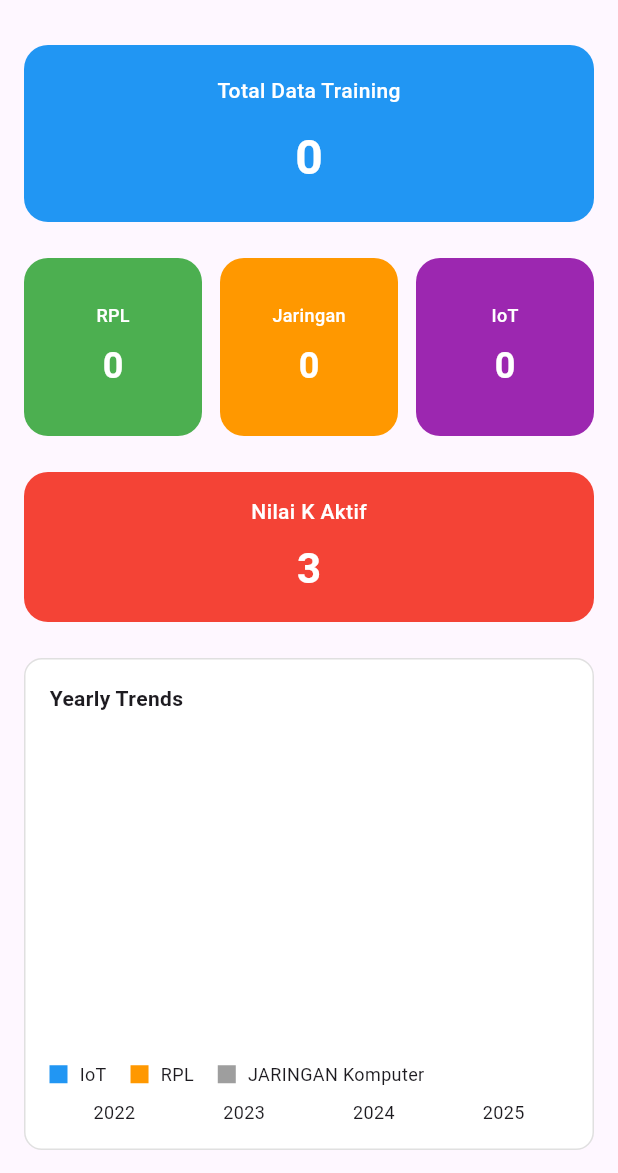
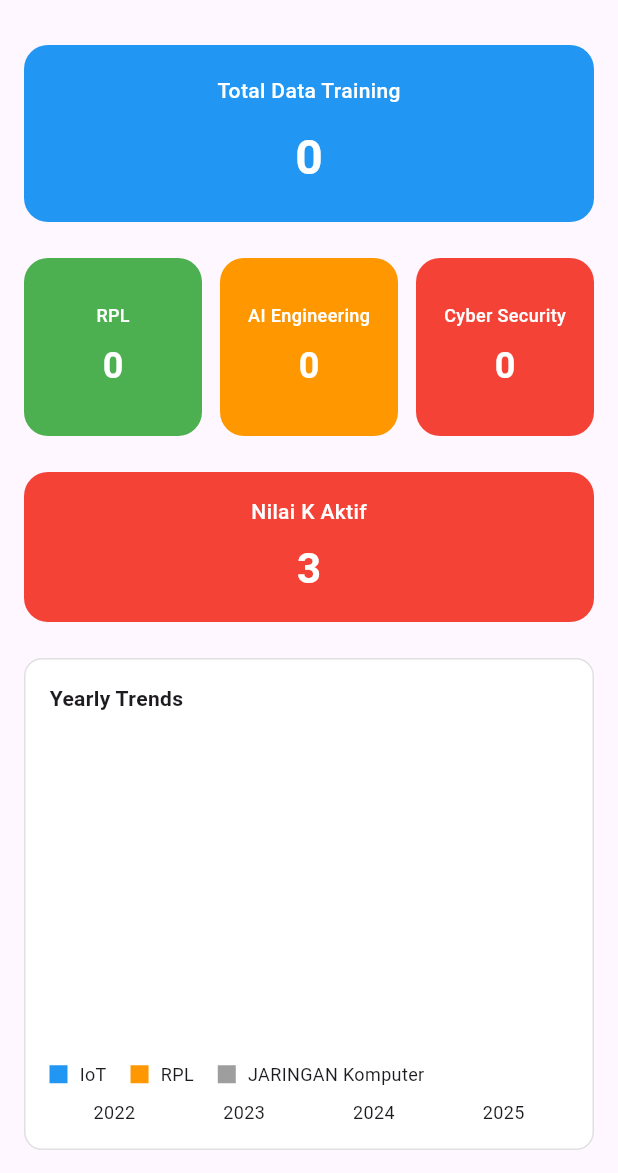
Before and after one commit to nopalPwaelah/SPK_bidang_minat, a Flutter app: the StatisticScreen screen opened directly, on a phone screen of 412 x 824 dp, the part 63-1236 px from its top. Run offline on Flutter 3.47's test engine with Material 3 defaults, Android fonts, the phone set to English and light mode, and no system bars; accounts and stored records are empty; network calls fail.

Commit message:
perbaikan sitik

```diff
--- a/rpl_yesss/lib/screens/admin/data_training_screen.dart
+++ b/rpl_yesss/lib/screens/admin/data_training_screen.dart
@@ -128,10 +128,10 @@ class _DataTrainingScreenState extends State<DataTrainingScreen> {
     switch (bidang) {
       case "RPL":
         return Colors.blue;
-      case "Jaringan":
-        return Colors.green;
-      case "IoT":
-        return Colors.purple;
+      case "AI Engineering":
+        return Colors.orange;
+      case "Cyber Security":
+        return Colors.red;
       default:
         return Colors.grey;
     }
@@ -225,7 +225,7 @@ class _DataTrainingScreenState extends State<DataTrainingScreen> {
                           vertical: 12,
                         ),
                       ),
-                      items: ["RPL", "Jaringan", "IoT"]
+                      items: ["RPL", "AI Engineering", "Cyber Security"]
                           .map((e) => DropdownMenuItem(
                                 value: e,
                                 child: Text(e),
--- a/rpl_yesss/lib/screens/admin/statistic_screen.dart
+++ b/rpl_yesss/lib/screens/admin/statistic_screen.dart
@@ -14,8 +14,8 @@ class _StatisticScreenState extends State<StatisticScreen> {
 
   int total = 0;
   int rpl = 0;
-  int jaringan = 0;
-  int iot = 0;
+  int ai_engineering = 0;
+  int cyber_security = 0;
   int kValue = 3;
 
   Map<int, Map<String, int>> yearlyStats = {};
@@ -36,8 +36,8 @@ class _StatisticScreenState extends State<StatisticScreen> {
       setState(() {
         total = stats["total"] ?? 0;
         rpl = stats["RPL"] ?? 0;
-        jaringan = stats["Jaringan"] ?? 0;
-        iot = stats["IoT"] ?? 0;
+        ai_engineering = stats["AI Engineering"] ?? 0;
+        cyber_security = stats["Cyber Security"] ?? 0;
         kValue = k["k"] ?? 3;
 
         // Convert yearly stats
@@ -45,8 +45,8 @@ class _StatisticScreenState extends State<StatisticScreen> {
           int year = int.tryParse(key.toString()) ?? 2022;
           yearlyStats[year] = {
             "RPL": (value["RPL"] as num?)?.toInt() ?? 0,
-            "Jaringan": (value["Jaringan"] as num?)?.toInt() ?? 0,
-            "IoT": (value["IoT"] as num?)?.toInt() ?? 0,
+            "AI Engineering": (value["AI Engineering"] as num?)?.toInt() ?? 0,
+            "Cyber Security": (value["Cyber Security"] as num?)?.toInt() ?? 0,
           };
         });
 
@@ -153,8 +153,8 @@ class _StatisticScreenState extends State<StatisticScreen> {
       mainAxisSpacing: 12,
       children: [
         _buildBidangCard("RPL", rpl.toString(), Colors.green),
-        _buildBidangCard("Jaringan", jaringan.toString(), Colors.orange),
-        _buildBidangCard("IoT", iot.toString(), Colors.purple),
+        _buildBidangCard("AI Engineering", ai_engineering.toString(), Colors.orange),
+        _buildBidangCard("Cyber Security", cyber_security.toString(), Colors.red),
       ],
     );
   }
@@ -258,10 +258,10 @@ class _StatisticScreenState extends State<StatisticScreen> {
               mainAxisAlignment: MainAxisAlignment.spaceAround,
               children: years.map((year) {
                 int rplCount = yearlyStats[year]?["RPL"] ?? 0;
-                int jaringanCount = yearlyStats[year]?["Jaringan"] ?? 0;
-                int iotCount = yearlyStats[year]?["IoT"] ?? 0;
+                int ai_engineeringCount = yearlyStats[year]?["AI Engineering"] ?? 0;
+                int cyber_securityCount = yearlyStats[year]?["Cyber Security"] ?? 0;
 
-                int maxHeight = [rplCount, jaringanCount, iotCount]
+                int maxHeight = [rplCount, ai_engineeringCount, cyber_securityCount]
                     .reduce((a, b) => a > b ? a : b)
                     .clamp(1, 100);
 
@@ -277,18 +277,18 @@ class _StatisticScreenState extends State<StatisticScreen> {
                       color: Colors.blue,
                       margin: const EdgeInsets.only(bottom: 4),
                     ),
-                    // Jaringan Bar (Orange)
+                    // AI Engineering Bar (Orange)
                     Container(
                       width: 25,
-                      height: (jaringanCount / maxHeight * 160).toDouble(),
+                      height: (ai_engineeringCount / maxHeight * 160).toDouble(),
                       color: Colors.orange,
                       margin: const EdgeInsets.only(bottom: 4),
                     ),
-                    // IoT Bar (Grey)
+                    // Cyber Security Bar (Red)
                     Container(
                       width: 25,
-                      height: (iotCount / maxHeight * 160).toDouble(),
-                      color: Colors.grey,
+                      height: (cyber_securityCount / maxHeight * 160).toDouble(),
+                      color: Colors.red,
                     ),
                   ],
                 );
```
Also changed, not shown: 2 other files.
